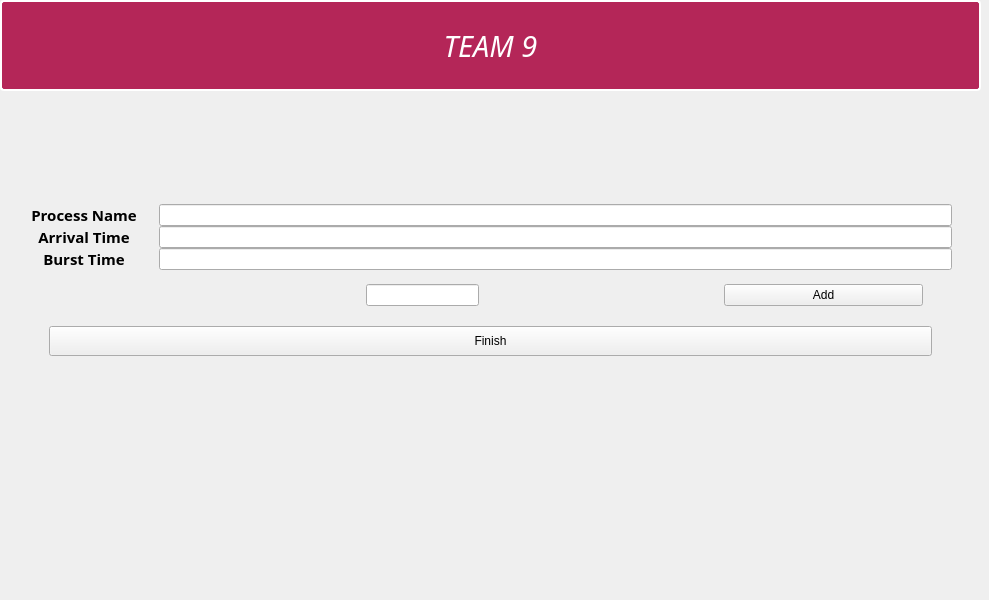
Qt form mainwindow.ui (EslamAsfour/MemoryAllocationSimulator) before a commit.
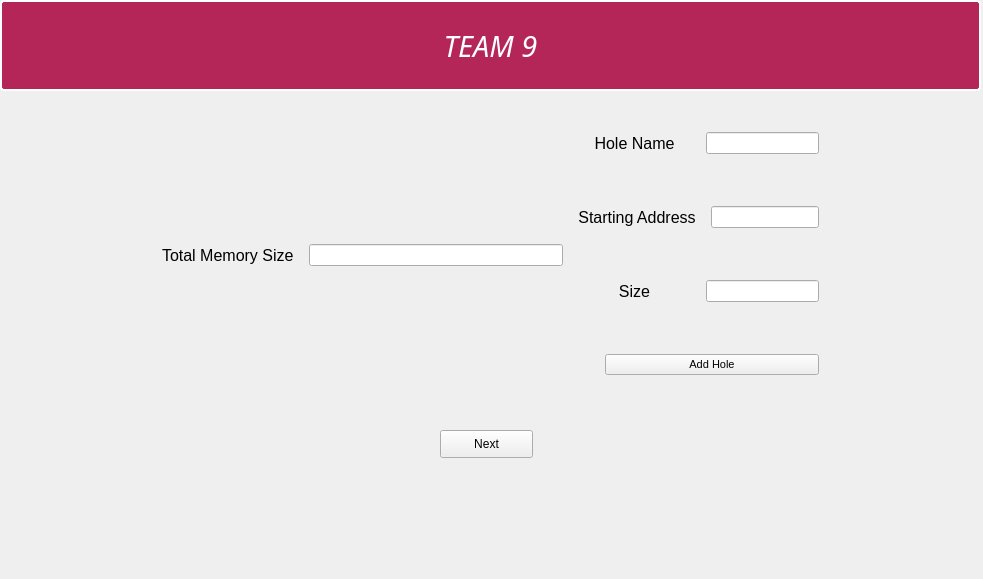
The same form after that commit. The open tabs and pages were chosen to show the change. Icons and pictures are not drawn.

Commit message: First Page Started

Patch:
```diff
--- a/mainwindow.ui
+++ b/mainwindow.ui
@@ -6,829 +6,14 @@
    <rect>
     <x>0</x>
     <y>0</y>
-    <width>989</width>
-    <height>600</height>
+    <width>983</width>
+    <height>579</height>
    </rect>
   </property>
   <property name="windowTitle">
    <string>MainWindow</string>
   </property>
   <widget class="QWidget" name="centralwidget">
-   <widget class="QStackedWidget" name="tabs">
-    <property name="geometry">
-     <rect>
-      <x>0</x>
-      <y>98</y>
-      <width>981</width>
-      <height>373</height>
-     </rect>
-    </property>
-    <property name="styleSheet">
-     <string notr="true">backgound-color : rgb(222, 0, 0);</string>
-    </property>
-    <property name="currentIndex">
-     <number>0</number>
-    </property>
-    <widget class="QWidget" name="ChooseType">
-     <property name="styleSheet">
-      <string notr="true"/>
-     </property>
-     <layout class="QVBoxLayout" name="verticalLayout_4">
-      <property name="spacing">
-       <number>0</number>
-      </property>
-      <item>
-       <layout class="QVBoxLayout" name="verticalLayout">
-        <property name="spacing">
-         <number>0</number>
-        </property>
-        <property name="leftMargin">
-         <number>25</number>
-        </property>
-        <property name="rightMargin">
-         <number>25</number>
-        </property>
-        <item>
-         <widget class="QWidget" name="widget" native="true">
-          <property name="sizePolicy">
-           <sizepolicy hsizetype="Minimum" vsizetype="Minimum">
-            <horstretch>0</horstretch>
-            <verstretch>0</verstretch>
-           </sizepolicy>
-          </property>
-          <property name="maximumSize">
-           <size>
-            <width>1037</width>
-            <height>73</height>
-           </size>
-          </property>
-          <property name="layoutDirection">
-           <enum>Qt::RightToLeft</enum>
-          </property>
-          <property name="styleSheet">
-           <string notr="true">border-bottom : 4px solid rgb(180, 38, 88);
-margin-left : 75px;
-margin-right : 75px;</string>
-          </property>
-          <layout class="QHBoxLayout" name="horizontalLayout_10">
-           <property name="sizeConstraint">
-            <enum>QLayout::SetNoConstraint</enum>
-           </property>
-           <property name="leftMargin">
-            <number>50</number>
-           </property>
-           <property name="topMargin">
-            <number>11</number>
-           </property>
-           <property name="rightMargin">
-            <number>50</number>
-           </property>
-           <item>
-            <widget class="QLabel" name="label_2">
-             <property name="maximumSize">
-              <size>
-               <width>16777215</width>
-               <height>200</height>
-              </size>
-             </property>
-             <property name="font">
-              <font>
-               <family>Cambria</family>
-               <pointsize>20</pointsize>
-               <weight>75</weight>
-               <bold>true</bold>
-              </font>
-             </property>
-             <property name="styleSheet">
-              <string notr="true">border-bottom : 4px solid yellow;</string>
-             </property>
-             <property name="text">
-              <string>Choose The Type</string>
-             </property>
-             <property name="alignment">
-              <set>Qt::AlignCenter</set>
-             </property>
-            </widget>
-           </item>
-          </layout>
-         </widget>
-        </item>
-        <item alignment="Qt::AlignHCenter|Qt::AlignVCenter">
-         <widget class="QWidget" name="widget_2" native="true">
-          <property name="sizePolicy">
-           <sizepolicy hsizetype="Preferred" vsizetype="Preferred">
-            <horstretch>0</horstretch>
-            <verstretch>0</verstretch>
-           </sizepolicy>
-          </property>
-          <property name="minimumSize">
-           <size>
-            <width>20</width>
-            <height>0</height>
-           </size>
-          </property>
-          <property name="maximumSize">
-           <size>
-            <width>200</width>
-            <height>200</height>
-           </size>
-          </property>
-          <property name="styleSheet">
-           <string notr="true">qproperty-alignment: 'AlignVCenter | AlignHCenter';
- qproperty-wordWrap: true;</string>
-          </property>
-          <layout class="QVBoxLayout" name="verticalLayout_6">
-           <item>
-            <widget class="QRadioButton" name="FCFS">
-             <property name="sizePolicy">
-              <sizepolicy hsizetype="Maximum" vsizetype="Maximum">
-               <horstretch>0</horstretch>
-               <verstretch>0</verstretch>
-              </sizepolicy>
-             </property>
-             <property name="minimumSize">
-              <size>
-               <width>0</width>
-               <height>0</height>
-              </size>
-             </property>
-             <property name="maximumSize">
-              <size>
-               <width>16777215</width>
-               <height>30</height>
-              </size>
-             </property>
-             <property name="font">
-              <font>
-               <family>Bell MT</family>
-               <pointsize>11</pointsize>
-              </font>
-             </property>
-             <property name="styleSheet">
-              <string notr="true">qproperty-alignment: 'AlignVCenter | AlignLeft';</string>
-             </property>
-             <property name="text">
-              <string>FCFS</string>
-             </property>
-             <property name="iconSize">
-              <size>
-               <width>25</width>
-               <height>25</height>
-              </size>
-             </property>
-            </widget>
-           </item>
-           <item>
-            <widget class="QRadioButton" name="RoundRobin">
-             <property name="font">
-              <font>
-               <family>Bell MT</family>
-               <pointsize>11</pointsize>
-               <weight>50</weight>
-               <bold>false</bold>
-              </font>
-             </property>
-             <property name="text">
-              <string>RoundRobin</string>
-             </property>
-             <property name="iconSize">
-              <size>
-               <width>25</width>
-               <height>25</height>
-              </size>
-             </property>
-            </widget>
-           </item>
-           <item>
-            <widget class="QRadioButton" name="PriorityNone">
-             <property name="font">
-              <font>
-               <family>Bell MT</family>
-               <pointsize>11</pointsize>
-              </font>
-             </property>
-             <property name="text">
-              <string>Priority NonPrim</string>
-             </property>
-            </widget>
-           </item>
-           <item>
-            <widget class="QRadioButton" name="Priority_Prim">
-             <property name="font">
-              <font>
-               <pointsize>11</pointsize>
-              </font>
-             </property>
-             <property name="text">
-              <string>Priority Prim</string>
-             </property>
-            </widget>
-           </item>
-           <item>
-            <widget class="QRadioButton" name="SJF_Non">
-             <property name="font">
-              <font>
-               <family>Bell MT</family>
-               <pointsize>11</pointsize>
-              </font>
-             </property>
-             <property name="text">
-              <string>SJF NonPrim</string>
-             </property>
-            </widget>
-           </item>
-           <item>
-            <widget class="QRadioButton" name="SJF_Prim">
-             <property name="font">
-              <font>
-               <pointsize>11</pointsize>
-              </font>
-             </property>
-             <property name="text">
-              <string>SJF Prim</string>
-             </property>
-            </widget>
-           </item>
-          </layout>
-         </widget>
-        </item>
-        <item>
-         <widget class="QPushButton" name="ToIndex_1">
-          <property name="minimumSize">
-           <size>
-            <width>0</width>
-            <height>20</height>
-           </size>
-          </property>
-          <property name="text">
-           <string>Next</string>
-          </property>
-          <property name="iconSize">
-           <size>
-            <width>16</width>
-            <height>20</height>
-           </size>
-          </property>
-         </widget>
-        </item>
-       </layout>
-      </item>
-     </layout>
-    </widget>
-    <widget class="QWidget" name="Input">
-     <property name="styleSheet">
-      <string notr="true"/>
-     </property>
-     <layout class="QHBoxLayout" name="horizontalLayout_9">
-      <item>
-       <layout class="QFormLayout" name="formLayout_2">
-        <property name="sizeConstraint">
-         <enum>QLayout::SetMinAndMaxSize</enum>
-        </property>
-        <property name="rowWrapPolicy">
-         <enum>QFormLayout::DontWrapRows</enum>
-        </property>
-        <property name="labelAlignment">
-         <set>Qt::AlignCenter</set>
-        </property>
-        <property name="formAlignment">
-         <set>Qt::AlignCenter</set>
-        </property>
-        <property name="horizontalSpacing">
-         <number>0</number>
-        </property>
-        <property name="verticalSpacing">
-         <number>0</number>
-        </property>
-        <item row="0" column="0" colspan="2">
-         <layout class="QVBoxLayout" name="verticalLayout_5">
-          <item>
-           <layout class="QHBoxLayout" name="horizontalLayout_Pro_Name">
-            <property name="rightMargin">
-             <number>20</number>
-            </property>
-            <item>
-             <widget class="QLabel" name="label_4">
-              <property name="sizePolicy">
-               <sizepolicy hsizetype="Fixed" vsizetype="Fixed">
-                <horstretch>0</horstretch>
-                <verstretch>0</verstretch>
-               </sizepolicy>
-              </property>
-              <property name="minimumSize">
-               <size>
-                <width>150</width>
-                <height>0</height>
-               </size>
-              </property>
-              <property name="maximumSize">
-               <size>
-                <width>5000</width>
-                <height>16777215</height>
-               </size>
-              </property>
-              <property name="sizeIncrement">
-               <size>
-                <width>300</width>
-                <height>0</height>
-               </size>
-              </property>
-              <property name="font">
-               <font>
-                <family>Bell MT</family>
-                <pointsize>11</pointsize>
-                <weight>75</weight>
-                <bold>true</bold>
-               </font>
-              </property>
-              <property name="text">
-               <string>Process Name</string>
-              </property>
-              <property name="alignment">
-               <set>Qt::AlignCenter</set>
-              </property>
-              <property name="margin">
-               <number>15</number>
-              </property>
-             </widget>
-            </item>
-            <item>
-             <widget class="QLineEdit" name="line_Proc_Name">
-              <property name="sizePolicy">
-               <sizepolicy hsizetype="MinimumExpanding" vsizetype="Fixed">
-                <horstretch>0</horstretch>
-                <verstretch>0</verstretch>
-               </sizepolicy>
-              </property>
-              <property name="minimumSize">
-               <size>
-                <width>400</width>
-                <height>0</height>
-               </size>
-              </property>
-             </widget>
-            </item>
-           </layout>
-          </item>
-          <item>
-           <layout class="QHBoxLayout" name="horizontalLayout_ArrTime">
-            <property name="rightMargin">
-             <number>20</number>
-            </property>
-            <item>
-             <widget class="QLabel" name="label_9">
-              <property name="sizePolicy">
-               <sizepolicy hsizetype="Fixed" vsizetype="Fixed">
-                <horstretch>0</horstretch>
-                <verstretch>0</verstretch>
-               </sizepolicy>
-              </property>
-              <property name="minimumSize">
-               <size>
-                <width>150</width>
-                <height>0</height>
-               </size>
-              </property>
-              <property name="maximumSize">
-               <size>
-                <width>5000</width>
-                <height>16777215</height>
-               </size>
-              </property>
-              <property name="sizeIncrement">
-               <size>
-                <width>300</width>
-                <height>0</height>
-               </size>
-              </property>
-              <property name="font">
-               <font>
-                <family>Bell MT</family>
-                <pointsize>11</pointsize>
-                <weight>75</weight>
-                <bold>true</bold>
-               </font>
-              </property>
-              <property name="text">
-               <string>Arrival Time</string>
-              </property>
-              <property name="alignment">
-               <set>Qt::AlignCenter</set>
-              </property>
-              <property name="margin">
-               <number>15</number>
-              </property>
-             </widget>
-            </item>
-            <item>
-             <widget class="QLineEdit" name="lineArrTime">
-              <property name="sizePolicy">
-               <sizepolicy hsizetype="MinimumExpanding" vsizetype="Fixed">
-                <horstretch>0</horstretch>
-                <verstretch>0</verstretch>
-               </sizepolicy>
-              </property>
-              <property name="minimumSize">
-               <size>
-                <width>400</width>
-                <height>0</height>
-               </size>
-              </property>
-             </widget>
-            </item>
-           </layout>
-          </item>
-          <item>
-           <layout class="QHBoxLayout" name="horizontalLayout_TotTime">
-            <property name="rightMargin">
-             <number>20</number>
-            </property>
-            <item>
-             <widget class="QLabel" name="label_10">
-              <property name="sizePolicy">
-               <sizepolicy hsizetype="Fixed" vsizetype="Fixed">
-                <horstretch>0</horstretch>
-                <verstretch>0</verstretch>
-               </sizepolicy>
-              </property>
-              <property name="minimumSize">
-               <size>
-                <width>150</width>
-                <height>0</height>
-               </size>
-              </property>
-              <property name="maximumSize">
-               <size>
-                <width>5000</width>
-                <height>16777215</height>
-               </size>
-              </property>
-              <property name="sizeIncrement">
-               <size>
-                <width>300</width>
-                <height>0</height>
-               </size>
-              </property>
-              <property name="font">
-               <font>
-                <family>Bell MT</family>
-                <pointsize>11</pointsize>
-                <weight>75</weight>
-                <bold>true</bold>
-               </font>
-              </property>
-              <property name="text">
-               <string>Burst Time</string>
-              </property>
-              <property name="alignment">
-               <set>Qt::AlignCenter</set>
-              </property>
-              <property name="margin">
-               <number>15</number>
-              </property>
-             </widget>
-            </item>
-            <item>
-             <widget class="QLineEdit" name="lineTotTime">
-              <property name="sizePolicy">
-               <sizepolicy hsizetype="MinimumExpanding" vsizetype="Fixed">
-                <horstretch>0</horstretch>
-                <verstretch>0</verstretch>
-               </sizepolicy>
-              </property>
-              <property name="minimumSize">
-               <size>
-                <width>400</width>
-                <height>0</height>
-               </size>
-              </property>
-             </widget>
-            </item>
-           </layout>
-          </item>
-         </layout>
-        </item>
-        <item row="1" column="1">
-         <widget class="QWidget" name="widget_3" native="true">
-          <property name="maximumSize">
-           <size>
-            <width>16777215</width>
-            <height>100</height>
-           </size>
-          </property>
-          <layout class="QVBoxLayout" name="verticalLayout_7">
-           <property name="leftMargin">
-            <number>40</number>
-           </property>
-           <property name="topMargin">
-            <number>0</number>
-           </property>
-           <property name="rightMargin">
-            <number>40</number>
-           </property>
-           <property name="bottomMargin">
-            <number>10</number>
-           </property>
-           <item alignment="Qt::AlignRight|Qt::AlignTop">
-            <widget class="QWidget" name="widget_4" native="true">
-             <property name="enabled">
-              <bool>true</bool>
-             </property>
-             <property name="sizePolicy">
-              <sizepolicy hsizetype="Maximum" vsizetype="Maximum">
-               <horstretch>10</horstretch>
-               <verstretch>0</verstretch>
-              </sizepolicy>
-             </property>
-             <property name="minimumSize">
-              <size>
-               <width>683</width>
-               <height>50</height>
-              </size>
-             </property>
-             <layout class="QHBoxLayout" name="horizontalLayout_8">
-              <property name="spacing">
-               <number>50</number>
-              </property>
-              <item>
-               <widget class="QWidget" name="widget_5" native="true">
-                <widget class="QWidget" name="layoutWidget">
-                 <property name="geometry">
-                  <rect>
-                   <x>20</x>
-                   <y>0</y>
-                   <width>201</width>
-                   <height>33</height>
-                  </rect>
-                 </property>
-                 <layout class="QHBoxLayout" name="horizontalLayout">
-                  <property name="spacing">
-                   <number>0</number>
-                  </property>
-                  <property name="leftMargin">
-                   <number>0</number>
-                  </property>
-                  <item>
-                   <widget class="QLabel" name="Dep_Label">
-                    <property name="minimumSize">
-                     <size>
-                      <width>88</width>
-                      <height>0</height>
-                     </size>
-                    </property>
-                    <property name="font">
-                     <font>
-                      <family>Bell MT</family>
-                      <pointsize>11</pointsize>
-                      <weight>75</weight>
-                      <bold>true</bold>
-                     </font>
-                    </property>
-                    <property name="lineWidth">
-                     <number>4</number>
-                    </property>
-                    <property name="text">
-                     <string/>
-                    </property>
-                    <property name="alignment">
-                     <set>Qt::AlignCenter</set>
-                    </property>
-                    <property name="buddy">
-                     <cstring>lineEdit_Dep</cstring>
-                    </property>
-                   </widget>
-                  </item>
-                  <item>
-                   <widget class="QLineEdit" name="lineEdit_Dep"/>
-                  </item>
-                 </layout>
-                </widget>
-               </widget>
-              </item>
-              <item>
-               <widget class="QPushButton" name="pushButton_Add">
-                <property name="maximumSize">
-                 <size>
-                  <width>199</width>
-                  <height>16777215</height>
-                 </size>
-                </property>
-                <property name="text">
-                 <string>Add</string>
-                </property>
-               </widget>
-              </item>
-             </layout>
-            </widget>
-           </item>
-           <item>
-            <widget class="QPushButton" name="pushButton_ToIndex_2">
-             <property name="sizePolicy">
-              <sizepolicy hsizetype="Minimum" vsizetype="Fixed">
-               <horstretch>0</horstretch>
-               <verstretch>0</verstretch>
-              </sizepolicy>
-             </property>
-             <property name="minimumSize">
-              <size>
-               <width>10</width>
-               <height>30</height>
-              </size>
-             </property>
-             <property name="maximumSize">
-              <size>
-               <width>16777215</width>
-               <height>16777215</height>
-              </size>
-             </property>
-             <property name="layoutDirection">
-              <enum>Qt::LeftToRight</enum>
-             </property>
-             <property name="styleSheet">
-              <string notr="true"/>
-             </property>
-             <property name="text">
-              <string>Finish</string>
-             </property>
-            </widget>
-           </item>
-          </layout>
-         </widget>
-        </item>
-       </layout>
-      </item>
-     </layout>
-    </widget>
-    <widget class="QWidget" name="ShowGant">
-     <property name="autoFillBackground">
-      <bool>true</bool>
-     </property>
-     <property name="styleSheet">
-      <string notr="true"/>
-     </property>
-     <widget class="QWidget" name="layoutWidget_2">
-      <property name="geometry">
-       <rect>
-        <x>20</x>
-        <y>19</y>
-        <width>955</width>
-        <height>341</height>
-       </rect>
-      </property>
-      <layout class="QGridLayout" name="gridLayout">
-       <property name="horizontalSpacing">
-        <number>30</number>
-       </property>
-       <item row="4" column="1">
-        <layout class="QVBoxLayout" name="verticalLayout_8">
-         <property name="leftMargin">
-          <number>15</number>
-         </property>
-         <property name="rightMargin">
-          <number>15</number>
-         </property>
-         <item>
-          <widget class="QLabel" name="label_11">
-           <property name="font">
-            <font>
-             <family>Times New Roman</family>
-             <pointsize>14</pointsize>
-             <weight>75</weight>
-             <bold>true</bold>
-            </font>
-           </property>
-           <property name="text">
-            <string>Average WaitingTime </string>
-           </property>
-           <property name="alignment">
-            <set>Qt::AlignCenter</set>
-           </property>
-          </widget>
-         </item>
-         <item>
-          <widget class="Line" name="line_2">
-           <property name="orientation">
-            <enum>Qt::Horizontal</enum>
-           </property>
-          </widget>
-         </item>
-         <item>
-          <widget class="QLabel" name="label_FillWaitingTime">
-           <property name="font">
-            <font>
-             <family>Cambria</family>
-             <pointsize>20</pointsize>
-             <weight>50</weight>
-             <italic>true</italic>
-             <bold>false</bold>
-            </font>
-           </property>
-           <property name="styleSheet">
-            <string notr="true">color : red;</string>
-           </property>
-           <property name="text">
-            <string/>
-           </property>
-           <property name="alignment">
-            <set>Qt::AlignCenter</set>
-           </property>
-          </widget>
-         </item>
-        </layout>
-       </item>
-       <item row="1" column="0" colspan="2">
-        <layout class="QHBoxLayout" name="GanttChartLayOut">
-         <property name="spacing">
-          <number>2</number>
-         </property>
-        </layout>
-       </item>
-       <item row="4" column="0">
-        <layout class="QVBoxLayout" name="verticalLayout_9">
-         <property name="leftMargin">
-          <number>15</number>
-         </property>
-         <property name="rightMargin">
-          <number>15</number>
-         </property>
-         <item>
-          <widget class="QLabel" name="label_12">
-           <property name="font">
-            <font>
-             <family>Times New Roman</family>
-             <pointsize>14</pointsize>
-             <weight>75</weight>
-             <bold>true</bold>
-            </font>
-           </property>
-           <property name="text">
-            <string>Average TurnAroundTime </string>
-           </property>
-           <property name="alignment">
-            <set>Qt::AlignCenter</set>
-           </property>
-          </widget>
-         </item>
-         <item>
-          <widget class="Line" name="line_3">
-           <property name="orientation">
-            <enum>Qt::Horizontal</enum>
-           </property>
-          </widget>
-         </item>
-         <item>
-          <widget class="QLabel" name="label_FillTurnAround">
-           <property name="font">
-            <font>
-             <family>Cambria</family>
-             <pointsize>20</pointsize>
-             <weight>50</weight>
-             <italic>true</italic>
-             <bold>false</bold>
-            </font>
-           </property>
-           <property name="styleSheet">
-            <string notr="true">color : red;</string>
-           </property>
-           <property name="text">
-            <string/>
-           </property>
-           <property name="alignment">
-            <set>Qt::AlignCenter</set>
-           </property>
-          </widget>
-         </item>
-        </layout>
-       </item>
-       <item row="2" column="0" colspan="2">
-        <widget class="QPushButton" name="NewBtn">
-         <property name="minimumSize">
-          <size>
-           <width>0</width>
-           <height>25</height>
-          </size>
-         </property>
-         <property name="font">
-          <font>
-           <family>Times New Roman</family>
-           <pointsize>14</pointsize>
-           <weight>50</weight>
-           <bold>false</bold>
-          </font>
-         </property>
-         <property name="styleSheet">
-          <string notr="true">margin-left : 270px;
-margin-right : 270px;</string>
-         </property>
-         <property name="text">
-          <string>New</string>
-         </property>
-        </widget>
-       </item>
-      </layout>
-     </widget>
-    </widget>
-   </widget>
    <widget class="QWidget" name="widget_6" native="true">
     <property name="geometry">
      <rect>
@@ -894,6 +79,248 @@
      <number>22</number>
     </property>
    </widget>
+   <widget class="QStackedWidget" name="init">
+    <property name="geometry">
+     <rect>
+      <x>10</x>
+      <y>90</y>
+      <width>971</width>
+      <height>381</height>
+     </rect>
+    </property>
+    <property name="currentIndex">
+     <number>0</number>
+    </property>
+    <widget class="QWidget" name="page">
+     <widget class="QWidget" name="horizontalLayoutWidget">
+      <property name="geometry">
+       <rect>
+        <x>0</x>
+        <y>5</y>
+        <width>961</width>
+        <height>321</height>
+       </rect>
+      </property>
+      <layout class="QHBoxLayout" name="horizontalLayout_2">
+       <property name="spacing">
+        <number>25</number>
+       </property>
+       <item>
+        <layout class="QHBoxLayout" name="horizontalLayout">
+         <property name="spacing">
+          <number>15</number>
+         </property>
+         <item>
+          <widget class="QLabel" name="Size_Lab">
+           <property name="sizePolicy">
+            <sizepolicy hsizetype="Fixed" vsizetype="Preferred">
+             <horstretch>0</horstretch>
+             <verstretch>0</verstretch>
+            </sizepolicy>
+           </property>
+           <property name="minimumSize">
+            <size>
+             <width>0</width>
+             <height>0</height>
+            </size>
+           </property>
+           <property name="font">
+            <font>
+             <pointsize>12</pointsize>
+            </font>
+           </property>
+           <property name="text">
+            <string>Total Memory Size</string>
+           </property>
+           <property name="buddy">
+            <cstring>Size_LineEdit</cstring>
+           </property>
+          </widget>
+         </item>
+         <item>
+          <widget class="QLineEdit" name="Size_LineEdit">
+           <property name="sizePolicy">
+            <sizepolicy hsizetype="Minimum" vsizetype="Fixed">
+             <horstretch>0</horstretch>
+             <verstretch>0</verstretch>
+            </sizepolicy>
+           </property>
+           <property name="maximumSize">
+            <size>
+             <width>254</width>
+             <height>16777215</height>
+            </size>
+           </property>
+          </widget>
+         </item>
+         <item>
+          <layout class="QVBoxLayout" name="verticalLayout">
+           <property name="sizeConstraint">
+            <enum>QLayout::SetDefaultConstraint</enum>
+           </property>
+           <item>
+            <layout class="QHBoxLayout" name="horizontalLayout_3">
+             <item>
+              <widget class="QLabel" name="label_4">
+               <property name="font">
+                <font>
+                 <pointsize>12</pointsize>
+                </font>
+               </property>
+               <property name="text">
+                <string>Hole Name</string>
+               </property>
+               <property name="alignment">
+                <set>Qt::AlignCenter</set>
+               </property>
+              </widget>
+             </item>
+             <item>
+              <widget class="QLineEdit" name="lineEdit">
+               <property name="sizePolicy">
+                <sizepolicy hsizetype="Minimum" vsizetype="Fixed">
+                 <horstretch>0</horstretch>
+                 <verstretch>0</verstretch>
+                </sizepolicy>
+               </property>
+              </widget>
+             </item>
+            </layout>
+           </item>
+           <item>
+            <layout class="QHBoxLayout" name="horizontalLayout_4">
+             <item>
+              <widget class="QLabel" name="label_2">
+               <property name="font">
+                <font>
+                 <pointsize>12</pointsize>
+                </font>
+               </property>
+               <property name="text">
+                <string>Starting Address</string>
+               </property>
+               <property name="alignment">
+                <set>Qt::AlignCenter</set>
+               </property>
+              </widget>
+             </item>
+             <item>
+              <widget class="QLineEdit" name="lineEdit_2">
+               <property name="sizePolicy">
+                <sizepolicy hsizetype="Minimum" vsizetype="Fixed">
+                 <horstretch>0</horstretch>
+                 <verstretch>0</verstretch>
+                </sizepolicy>
+               </property>
+              </widget>
+             </item>
+            </layout>
+           </item>
+           <item>
+            <layout class="QHBoxLayout" name="horizontalLayout_5">
+             <item>
+              <widget class="QLabel" name="label_3">
+               <property name="font">
+                <font>
+                 <pointsize>12</pointsize>
+                </font>
+               </property>
+               <property name="text">
+                <string>Size</string>
+               </property>
+               <property name="alignment">
+                <set>Qt::AlignCenter</set>
+               </property>
+              </widget>
+             </item>
+             <item>
+              <widget class="QLineEdit" name="lineEdit_3">
+               <property name="sizePolicy">
+                <sizepolicy hsizetype="Minimum" vsizetype="Fixed">
+                 <horstretch>0</horstretch>
+                 <verstretch>0</verstretch>
+                </sizepolicy>
+               </property>
+              </widget>
+             </item>
+            </layout>
+           </item>
+           <item>
+            <widget class="QPushButton" name="pushButton">
+             <property name="sizePolicy">
+              <sizepolicy hsizetype="Minimum" vsizetype="Fixed">
+               <horstretch>10</horstretch>
+               <verstretch>0</verstretch>
+              </sizepolicy>
+             </property>
+             <property name="minimumSize">
+              <size>
+               <width>98</width>
+               <height>0</height>
+              </size>
+             </property>
+             <property name="maximumSize">
+              <size>
+               <width>214</width>
+               <height>16777215</height>
+              </size>
+             </property>
+             <property name="font">
+              <font>
+               <pointsize>8</pointsize>
+              </font>
+             </property>
+             <property name="mouseTracking">
+              <bool>true</bool>
+             </property>
+             <property name="tabletTracking">
+              <bool>false</bool>
+             </property>
+             <property name="layoutDirection">
+              <enum>Qt::RightToLeft</enum>
+             </property>
+             <property name="autoFillBackground">
+              <bool>false</bool>
+             </property>
+             <property name="styleSheet">
+              <string notr="true">
+AlignCenter;</string>
+             </property>
+             <property name="text">
+              <string>Add Hole</string>
+             </property>
+             <property name="default">
+              <bool>false</bool>
+             </property>
+            </widget>
+           </item>
+          </layout>
+         </item>
+        </layout>
+       </item>
+      </layout>
+     </widget>
+     <widget class="QPushButton" name="pushButton_2">
+      <property name="geometry">
+       <rect>
+        <x>430</x>
+        <y>340</y>
+        <width>93</width>
+        <height>28</height>
+       </rect>
+      </property>
+      <property name="font">
+       <font>
+        <pointsize>9</pointsize>
+       </font>
+      </property>
+      <property name="text">
+       <string>Next</string>
+      </property>
+     </widget>
+    </widget>
+    <widget class="QWidget" name="page_2"/>
+   </widget>
   </widget>
  </widget>
  <resources/>
```
The commit also changes 2 other files.
